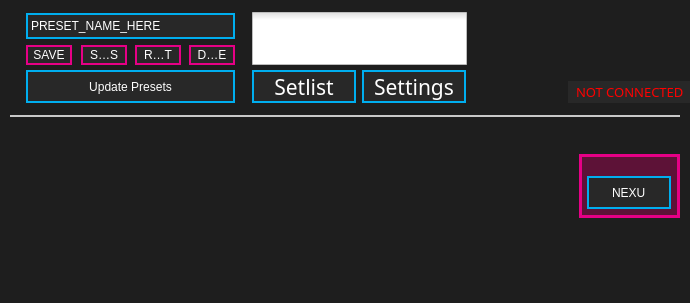
The window that standalone/advanced/forms/mainwindow.ui (Muse-Kinetics/softstep_editor) describes before a commit, drawn with Qt 5.
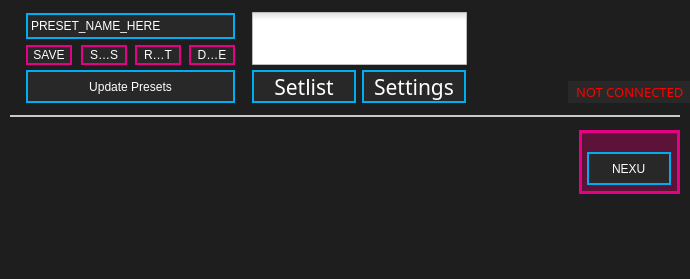
The same window after the commit. Icons and pictures are not drawn.

Commit message: resized main window (now even more compact!) and adjusted where key boxes are drawn.

What changed in the file:
```diff
--- a/standalone/advanced/forms/mainwindow.ui
+++ b/standalone/advanced/forms/mainwindow.ui
@@ -7,7 +7,7 @@
     <x>0</x>
     <y>0</y>
     <width>690</width>
-    <height>303</height>
+    <height>279</height>
    </rect>
   </property>
   <property name="windowTitle">
@@ -499,7 +499,7 @@
     <property name="geometry">
      <rect>
       <x>579</x>
-      <y>154</y>
+      <y>130</y>
       <width>101</width>
       <height>64</height>
      </rect>
```
The commit also changes 4 other files.
